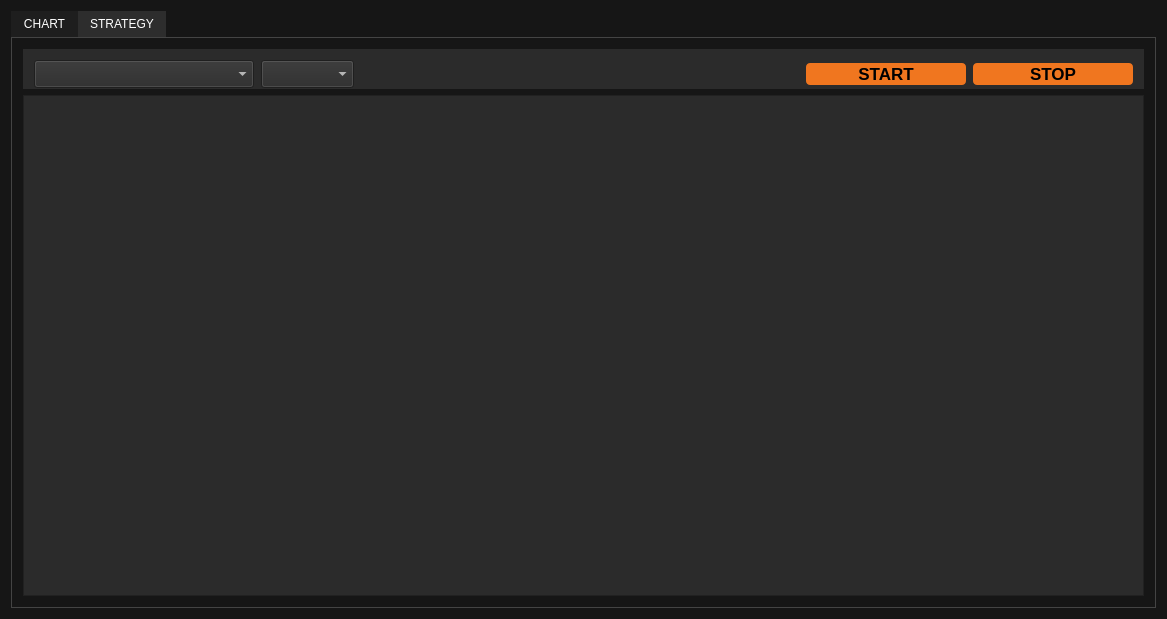
The window that src/ui/mainwindow.ui (BortonGo/TradeSoft) describes before a commit, drawn with Qt 5.
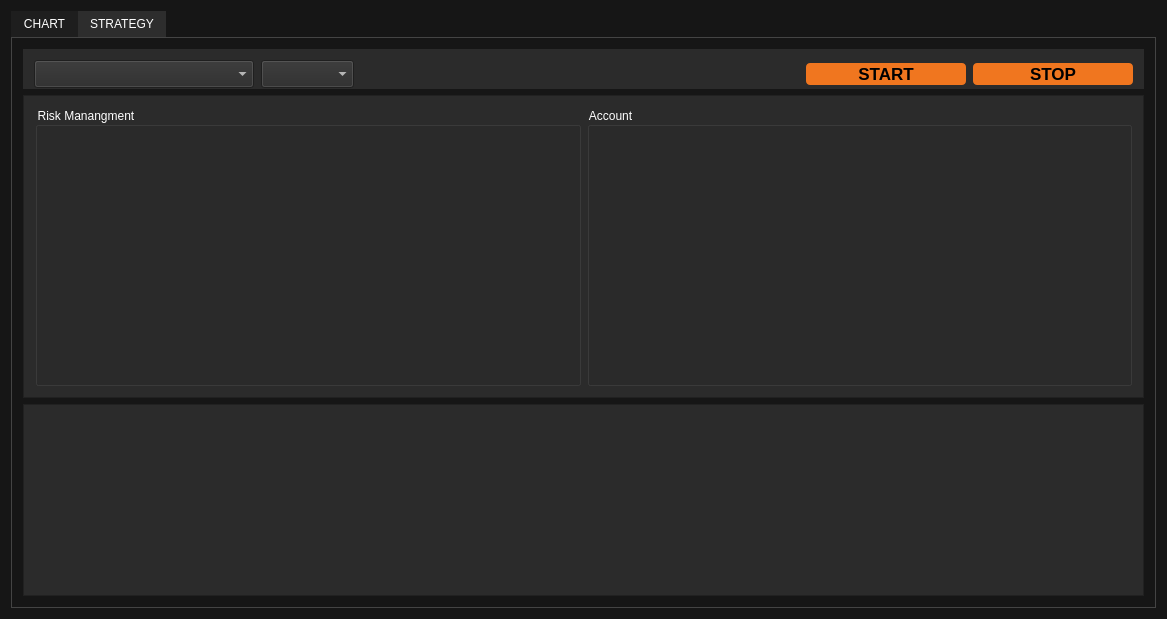
The same window after the commit. The open tabs and pages were chosen to show the change. Custom widgets are drawn as their Qt base class.

Commit message: Add ui blocks to tab Strategy

The edit to the form file:
```diff
--- a/src/ui/mainwindow.ui
+++ b/src/ui/mainwindow.ui
@@ -229,7 +229,7 @@
          <attribute name="title">
           <string>STRATEGY</string>
          </attribute>
-         <layout class="QVBoxLayout" name="verticalLayout">
+         <layout class="QVBoxLayout" name="verticalLayout" stretch="0,1,0">
           <item>
            <widget class="QFrame" name="horizontalFrame_2">
             <property name="sizePolicy">
@@ -371,7 +371,58 @@
            </widget>
           </item>
           <item>
-           <widget class="QTableWidget" name="tableWidget">
+           <widget class="QFrame" name="RmFrame">
+            <property name="sizePolicy">
+             <sizepolicy hsizetype="Expanding" vsizetype="Preferred">
+              <horstretch>0</horstretch>
+              <verstretch>0</verstretch>
+             </sizepolicy>
+            </property>
+            <property name="styleSheet">
+             <string notr="true">background-color: rgb(43, 43, 43);
+color: white;                /* цвет текста */</string>
+            </property>
+            <property name="frameShape">
+             <enum>QFrame::StyledPanel</enum>
+            </property>
+            <property name="frameShadow">
+             <enum>QFrame::Raised</enum>
+            </property>
+            <layout class="QHBoxLayout" name="horizontalLayout_3">
+             <item>
+              <widget class="QGroupBox" name="groupBox">
+               <property name="font">
+                <font>
+                 <pointsize>9</pointsize>
+                </font>
+               </property>
+               <property name="title">
+                <string>Risk Manangment</string>
+               </property>
+              </widget>
+             </item>
+             <item>
+              <widget class="QGroupBox" name="groupBox_2">
+               <property name="font">
+                <font>
+                 <pointsize>9</pointsize>
+                </font>
+               </property>
+               <property name="title">
+                <string>Account</string>
+               </property>
+              </widget>
+             </item>
+            </layout>
+           </widget>
+          </item>
+          <item>
+           <widget class="QTableWidget" name="tableTrades">
+            <property name="font">
+             <font>
+              <pointsize>9</pointsize>
+             </font>
+            </property>
             <property name="styleSheet">
              <string notr="true">background-color: rgb(43, 43, 43);
 color: white;                /* цвет текста */</string>
```
Left out of the diff: 4 changed lines with no effect on the pictures.
